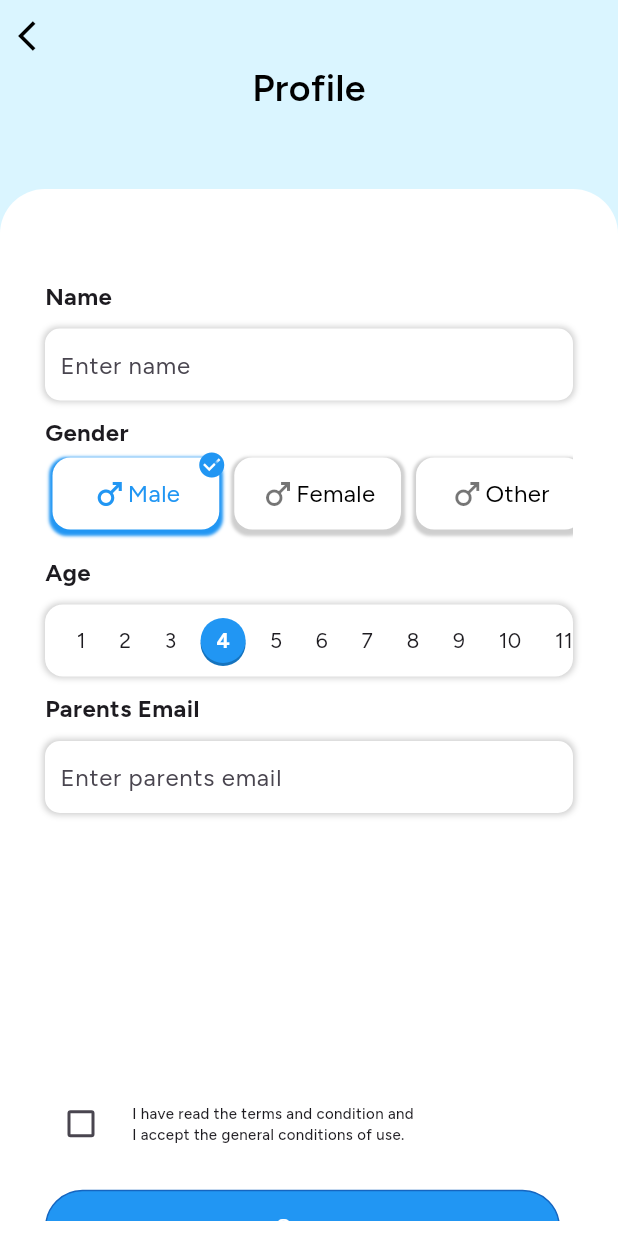
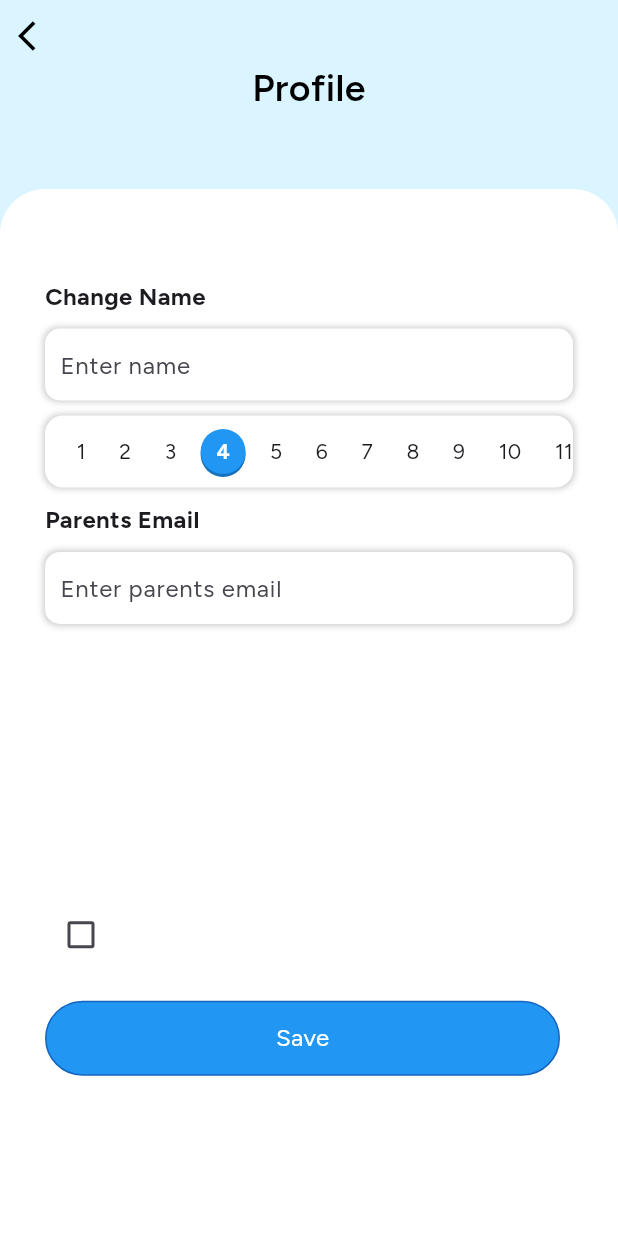
Before and after one commit to aadesh18/inzone, a Flutter app: the SettingsScreen screen opened directly, after a tap on "Edit Profile", on a phone screen of 412 x 824 dp. Run offline on Flutter 3.47's test engine with Material 3 defaults, Android fonts, the phone set to English and light mode, and no system bars; our stand-ins replace action_slider, animated_splash_screen, cached_network_image, cloud_firestore, firebase_auth, firebase_core and 13 more; missing offline and left inert: choice, cool_dropdown, floating_draggable_widget, flutter_floating_bottom_bar, random_avatar, sign_button and 2 more; accounts and stored records are empty; project files that could hold a hidden picture were left out.

Commit message:
bug fixes

```diff
--- a/lib/main_screens/settings_screens/user_details_screen.dart
+++ b/lib/main_screens/settings_screens/user_details_screen.dart
@@ -32,7 +32,7 @@ class _UserDetailScreenState extends State<UserDetailScreen> {
             crossAxisAlignment: CrossAxisAlignment.start,
             // mainAxisAlignment: MainAxisAlignment.spaceBetween,
             children: [
-              const Text("Name",
+              const Text("Change Name",
                   style: TextStyle(fontSize: 16, fontWeight: FontWeight.w700)),
               const SizedBox(
                 height: 10,
@@ -59,46 +59,8 @@ class _UserDetailScreenState extends State<UserDetailScreen> {
                   ),
                 ),
               ),
-              const SizedBox(
-                height: 10,
-              ),
-              const Text("Gender",
-                  style: TextStyle(fontSize: 16, fontWeight: FontWeight.w700)),
-              SingleChildScrollView(
-                scrollDirection: Axis.horizontal,
-                child: Row(
-                  mainAxisAlignment: MainAxisAlignment.spaceBetween,
-                  crossAxisAlignment: CrossAxisAlignment.center,
-                  children: [
-                    GestureDetector(
-                        onTap: () {
-                          setState(() {
-                            gender = 0;
-                          });
-                        },
-                        child: genderChoose(Icons.male, "Male", 0)),
-                    GestureDetector(
-                        onTap: () {
-                          setState(() {
-                            gender = 1;
-                          });
-                        },
-                        child: genderChoose(Icons.male, "Female", 1)),
-                    GestureDetector(
-                        onTap: () {
-                          setState(() {
-                            gender = 2;
-                          });
-                        },
-                        child: genderChoose(Icons.male, "Other", 2)),
-                  ],
-                ),
-              ),
-              const SizedBox(
-                height: 10,
-              ),
-              const Text("Age",
-                  style: TextStyle(fontSize: 16, fontWeight: FontWeight.w700)),
+
+
               const SizedBox(
                 height: 10,
               ),
@@ -211,15 +173,7 @@ class _UserDetailScreenState extends State<UserDetailScreen> {
                     },
                     activeColor: Colors.blue,
                   ),
-                  const SizedBox(
-                    width: 10,
-                  ),
-                  SizedBox(
-                      width: MediaQuery.of(context).size.width / 1.37,
-                      child: const Text(
-                          "I have read the terms and condition and \nI accept the general conditions of use.",
-                          style: TextStyle(
-                              fontSize: 10, fontWeight: FontWeight.w500))),
+
                 ],
               ),
               GestureDetector(
--- a/lib/welcome_screens/content_selection_pages/custom_page.dart
+++ b/lib/welcome_screens/content_selection_pages/custom_page.dart
@@ -9,7 +9,8 @@ import 'package:inzone/data/string_extension.dart';
 import 'package:inzone/constants.dart';
 
 class CustomPage extends StatefulWidget {
-  CustomPage({super.key});
+  bool newUser = false;
+  CustomPage({super.key, required this.newUser});
 
   @override
   State<CustomPage> createState() => _CustomPageState();
--- a/lib/welcome_screens/content_selection_pages/fallback_page.dart
+++ b/lib/welcome_screens/content_selection_pages/fallback_page.dart
@@ -9,7 +9,8 @@ import 'package:inzone/data/string_extension.dart';
 import 'package:inzone/constants.dart';
 
 class FallBackPage extends StatefulWidget {
-  FallBackPage({super.key});
+  bool newUser =false;
+  FallBackPage({super.key, required this.newUser});
 
   @override
   State<FallBackPage> createState() => _FallBackPageState();
--- a/lib/welcome_screens/content_selection_pages/focus_page.dart
+++ b/lib/welcome_screens/content_selection_pages/focus_page.dart
@@ -9,7 +9,8 @@ import 'package:inzone/data/string_extension.dart';
 import 'package:inzone/constants.dart';
 
 class FocusPage extends StatefulWidget {
-  FocusPage({super.key});
+  bool newUser = false;
+  FocusPage({super.key, required this.newUser});
 
   @override
   State<FocusPage> createState() => _FocusPageState();
--- a/lib/welcome_screens/content_selection_signup_screen.dart
+++ b/lib/welcome_screens/content_selection_signup_screen.dart
@@ -6,7 +6,8 @@ import 'package:inzone/welcome_screens/content_selection_pages/fallback_page.dar
 import 'package:inzone/welcome_screens/content_selection_pages/focus_page.dart';
 
 class ContentSelectionSignupScreen extends StatefulWidget {
-  const ContentSelectionSignupScreen({super.key});
+  bool newUser = false;
+   ContentSelectionSignupScreen({super.key, required this.newUser});
 
   static const int numPages = 3;
 
@@ -65,7 +66,7 @@ class _ContentSelectionSignupScreenState
                           ((index + 1) / ContentSelectionSignupScreen.numPages);
                     });
                   },
-                  children:  [FocusPage(), FallBackPage(), CustomPage()],
+                  children:  [FocusPage(newUser: widget.newUser), FallBackPage(newUser: widget.newUser), CustomPage(newUser: widget.newUser)],
                 ),
               ),
             ],
--- a/lib/welcome_screens/sign_up_pages.dart
+++ b/lib/welcome_screens/sign_up_pages.dart
@@ -8,6 +8,7 @@ import 'package:inzone/welcome_screens/content_selection_signup_screen.dart';
 import 'package:inzone/welcome_screens/user_signup_screen.dart';
 
 class SignUpPages extends StatefulWidget {
+
   const SignUpPages({super.key});
 
   @override
@@ -58,7 +59,7 @@ class _SignUpPagesState extends State<SignUpPages> {
               UserSignUpScreen(name: currentUser.getUserName(),),
               ChooseAvatarScreen(),
               //AvatarCustomisePage(),
-              ContentSelectionSignupScreen(),
+              ContentSelectionSignupScreen(newUser: true),
             ],
           ),
           MediaQuery.of(context).viewInsets.bottom == 0
```
Also changed, not shown: lib/main_screens/settings_screen.dart (+6 -4 lines).
